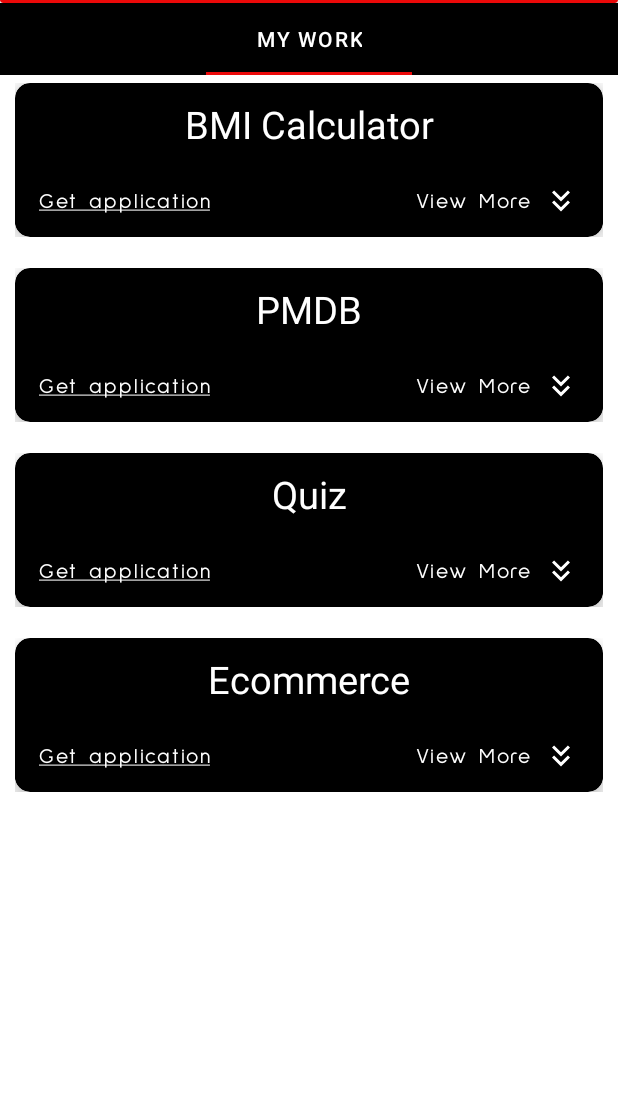
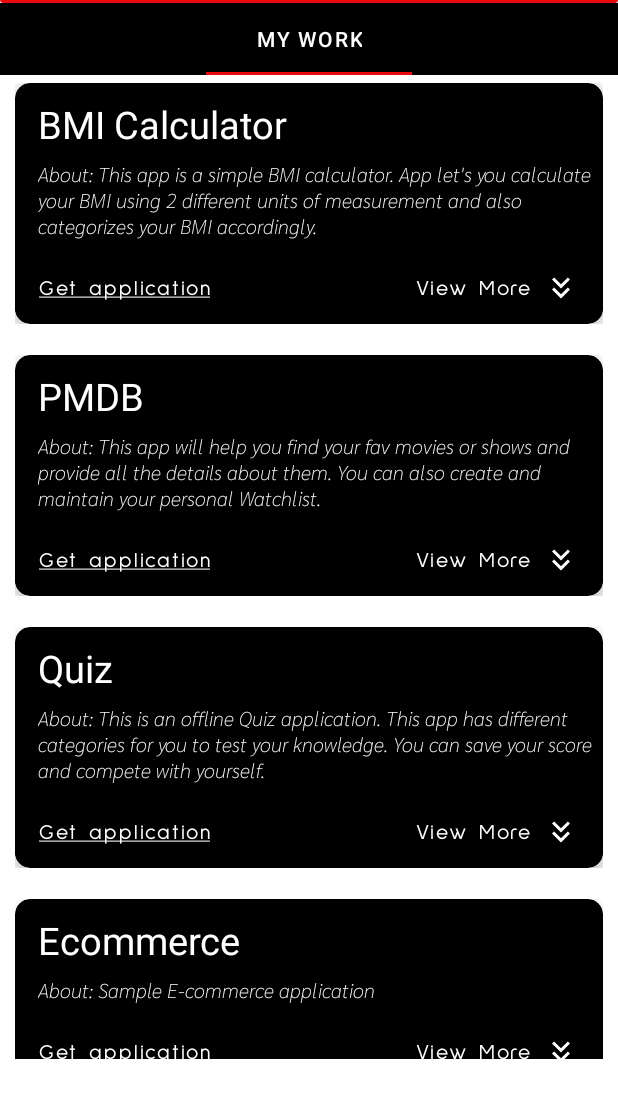
Before and after one commit to buzz-ht53/myportfolio, an Android app: the screen it shows after launch (MainActivity), tab 2 chosen, on a phone screen of 412 x 824 dp, the part 140-1236 px from its top. Run offline under Robolectric (Android 15) with nearby library versions, the phone set to English and light mode, and no system bars; Roboto replaces fonts that are not available here.

Commit message:
# Fragment setup 4

```diff
--- a/app/src/main/java/com/buzz_ht/myportfolio/Adapters/AppListRecyclerViewAdapter.kt
+++ b/app/src/main/java/com/buzz_ht/myportfolio/Adapters/AppListRecyclerViewAdapter.kt
@@ -35,7 +35,7 @@ class AppListRecyclerViewAdapter(context: Context, listOfItems: List<CustomClass
     class ViewHolder(view: View) : RecyclerView.ViewHolder(view) {
         var txtAppTitle: TextView = view.findViewById(R.id.txtAppTitle)
         var txtGithubLink: TextView = view.findViewById(R.id.txtGithubLink)
-        var txtAppUseCase: TextView = view.findViewById(R.id.txtAppUseCase)
+        var txtAppDescription: TextView = view.findViewById(R.id.txtAppDescription)
         var txtComplexity: TextView = view.findViewById(R.id.txtComplexity)
         var txtTechnologiesUsed: TextView = view.findViewById(R.id.txtTechnologiesUsed)
         var txtAppArchitecture: TextView = view.findViewById(R.id.txtAppArchitecture)
@@ -55,6 +55,10 @@ class AppListRecyclerViewAdapter(context: Context, listOfItems: List<CustomClass
 
     override fun onBindViewHolder(holder: ViewHolder, position: Int) {
         holder.txtAppTitle.text = listOfItems[position].appName
+
+        if (listOfItems[position].useCase != "") {
+            holder.txtAppDescription.text = "About: " + listOfItems[position].useCase
+        }
 
         holder.btnGetApp.setOnClickListener {
             val launchIntent =
@@ -103,9 +107,7 @@ class AppListRecyclerViewAdapter(context: Context, listOfItems: List<CustomClass
                 if (listOfItems[position].githubLink != "") {
                     holder.txtGithubLink.text = "Github Link: " + listOfItems[position].githubLink
                 }
-                if (listOfItems[position].useCase != "") {
-                    holder.txtAppUseCase.text = "UseCase: " + listOfItems[position].useCase
-                }
+
                 if (listOfItems[position].complexity != "") {
                     holder.txtComplexity.text =
                         "App complexity: " + listOfItems[position].complexity
--- a/app/src/main/java/com/buzz_ht/myportfolio/Fragments/FragmentMyWork.kt
+++ b/app/src/main/java/com/buzz_ht/myportfolio/Fragments/FragmentMyWork.kt
@@ -49,7 +49,7 @@ class FragmentMyWork : Fragment() {
                 "MVC",
                 "NA",
                 "Firebase Authentication",
-                "Calculate your accurate BMI",
+                "This app is a simple BMI calculator. App let's you calculate your BMI using 2 different units of measurement and also categorizes your BMI accordingly.",
                 "1/10",
                 getString(R.string.bmi_calculator_playstore)
             )
@@ -61,7 +61,7 @@ class FragmentMyWork : Fragment() {
                 "MVC",
                 "NA",
                 "Third Party Apis, Retrofit",
-                "Find your favourite movies and shows",
+                "This app will help you find your fav movies or shows and provide all the details about them. You can also create and maintain your personal Watchlist.",
                 "1.5/10",
                 getString(R.string.pmdb_playstore)
             )
@@ -74,7 +74,7 @@ class FragmentMyWork : Fragment() {
                 "MVC",
                 "NA",
                 "Shared pref, Recyclerview",
-                "Quiz away",
+                "This is an offline Quiz application. This app has different categories for you to test your knowledge. You can save your score and compete with yourself.",
                 "2.5/10",
                 getString(R.string.quiz_playstore)
             )
--- a/app/src/main/java/com/buzz_ht/myportfolio/MainActivity.kt
+++ b/app/src/main/java/com/buzz_ht/myportfolio/MainActivity.kt
@@ -23,7 +23,6 @@ import com.google.android.play.core.install.model.UpdateAvailability
 class MainActivity : AppCompatActivity() {
 
     lateinit var btnBMICalculator: Button
-    val appPackageName = "com.buzz_ht.bigbmi"
     private val MY_REQUEST_CODE = 99
     private lateinit var tabLayout: TabLayout
 
@@ -75,11 +74,7 @@ class MainActivity : AppCompatActivity() {
                         setUpFragment(FragmentAbout())
                     }
 
-
                 }
-
-                Toast.makeText(this@MainActivity, tab?.position.toString(), Toast.LENGTH_SHORT)
-                    .show()
             }
 
             override fun onTabUnselected(tab: TabLayout.Tab?) {
@@ -87,7 +82,7 @@ class MainActivity : AppCompatActivity() {
             }
 
             override fun onTabReselected(tab: TabLayout.Tab?) {
-                Toast.makeText(this@MainActivity, "Hello0000", Toast.LENGTH_SHORT).show()
+
 
             }
 
--- a/app/src/main/res/layout/applist_recview.xml
+++ b/app/src/main/res/layout/applist_recview.xml
@@ -29,20 +29,36 @@
                 android:layout_height="wrap_content"
                 android:layout_marginTop="10dp"
                 android:fontFamily="@font/autour_one"
-                android:gravity="center"
+                android:gravity="left"
                 android:text="App Name"
+                android:layout_marginStart="15dp"
                 android:textColor="@color/white"
                 android:textSize="25sp"
                 app:layout_constraintStart_toStartOf="parent"
                 app:layout_constraintTop_toTopOf="parent" />
 
+            <TextView
+                android:id="@+id/txtAppDescription"
+                android:layout_width="match_parent"
+                android:layout_height="wrap_content"
+                android:layout_below="@+id/txtAppTitle"
+                android:layout_marginStart="15dp"
+                android:layout_marginTop="4dp"
+                android:fontFamily="@font/sarabun_thin_italic"
+                android:gravity="start"
+                android:text="App Name"
+                android:textColor="@color/white"
+                android:textSize="13sp"
+                app:layout_constraintStart_toStartOf="parent" />
+
+
             <Button
                 android:id="@+id/btnExpansion"
                 android:layout_width="wrap_content"
                 android:layout_height="wrap_content"
-                android:layout_below="@+id/txtAppTitle"
+                android:layout_below="@+id/txtAppDescription"
                 android:layout_alignParentEnd="true"
-                android:layout_marginTop="10dp"
+                android:layout_marginTop="5dp"
                 android:backgroundTint="@color/black"
                 android:drawableEnd="@drawable/ic_baseline_keyboard_double_arrow_down_24"
                 android:fontFamily="@font/sulphur_point"
@@ -54,9 +70,9 @@
                 android:id="@+id/btnExpansionReverse"
                 android:layout_width="wrap_content"
                 android:layout_height="wrap_content"
-                android:layout_below="@+id/txtAppTitle"
+                android:layout_below="@+id/txtAppDescription"
                 android:layout_alignParentEnd="true"
-                android:layout_marginTop="10dp"
+                android:layout_marginTop="5dp"
                 android:backgroundTint="@color/black"
                 android:drawableEnd="@drawable/ic_baseline_keyboard_double_arrow_up_24"
                 android:fontFamily="@font/sulphur_point"
@@ -69,9 +85,9 @@
                 android:id="@+id/btnGetApp"
                 android:layout_width="wrap_content"
                 android:layout_height="wrap_content"
-                android:layout_below="@+id/txtAppTitle"
+                android:layout_below="@+id/txtAppDescription"
                 android:layout_alignParentStart="true"
-                android:layout_marginTop="10dp"
+                android:layout_marginTop="5dp"
                 android:backgroundTint="@color/black"
                 android:fontFamily="@font/sulphur_point"
                 android:text="@string/get_application"
@@ -132,14 +148,6 @@
                 android:textSize="15sp" />
 
             <TextView
-                android:id="@+id/txtAppUseCase"
-                android:layout_width="wrap_content"
-                android:layout_height="wrap_content"
-                android:textColor="@color/white"
-                android:fontFamily="sans-serif"
-                android:textSize="15sp" />
-
-            <TextView
                 android:id="@+id/txtComplexity"
                 android:layout_width="wrap_content"
                 android:layout_height="wrap_content"
```
Also changed, not shown: app/src/main/res/font/sarabun_thin_italic.ttf (added).
